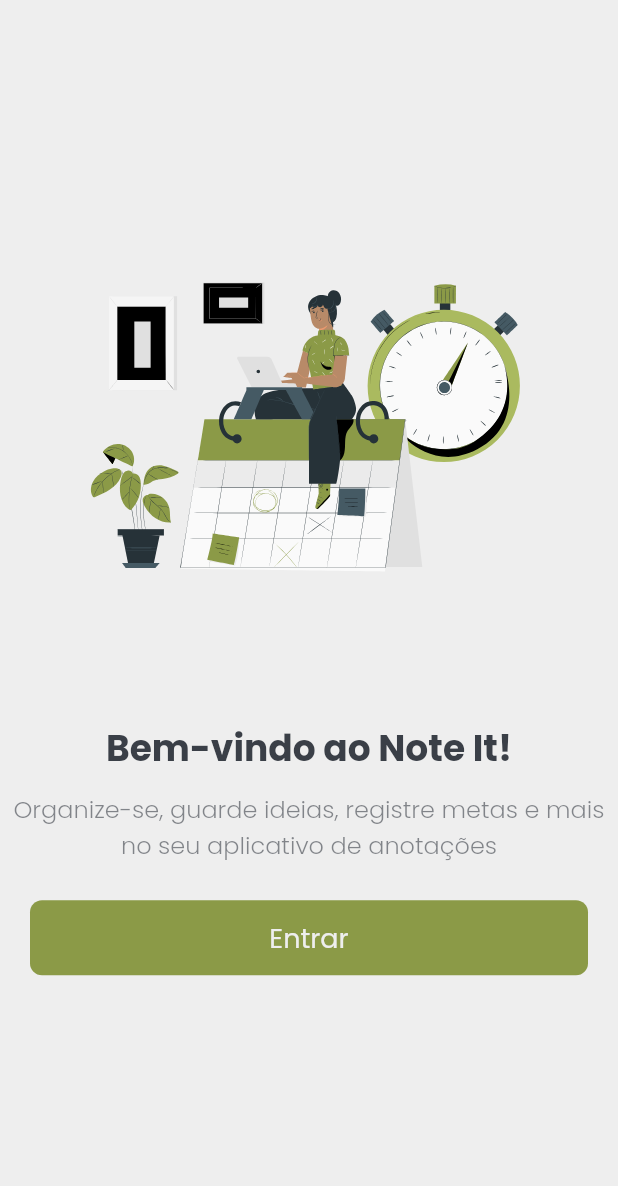
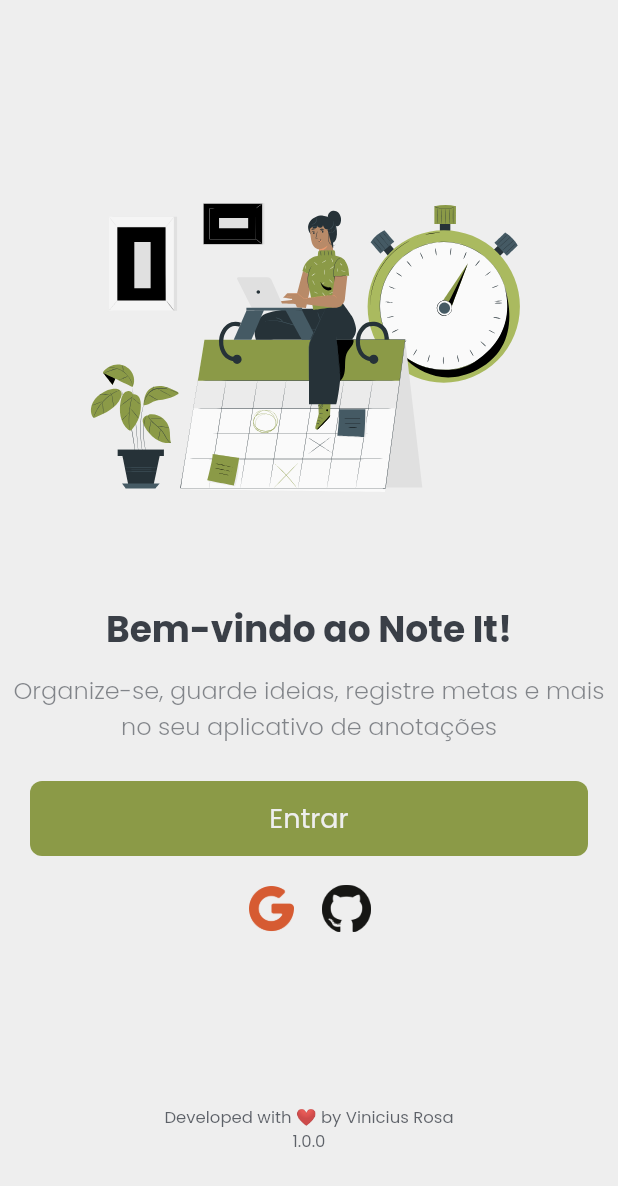
Before and after one commit to oviniciusrosa/note_it, a Flutter app: the screen it shows after launch, on a phone screen of 412 x 824 dp. Shown: the top 1186 px of the screen. Run offline on Flutter 3.47's test engine with Material 2 defaults, Android fonts, the phone set to English and light mode, and no system bars; our stand-ins replace dio, drift, google_fonts, lottie; accounts and stored records are empty; generated files the repository leaves out were written again.

Commit message:
refactor: improve ux

```diff
--- a/lib/common/viewmodel/create_note_viewmodel.dart
+++ b/lib/common/viewmodel/create_note_viewmodel.dart
@@ -29,7 +29,9 @@ class CreateNoteViewModel {
   void saveNote(Note note) async {
     var message = Message(context);
     var loading = LoadingDialog(context);
+
     loading.show();
+    await Future.delayed(const Duration(seconds: 2, milliseconds: 500));
 
     var entity = db.Note(
       id: note.id ?? _uuid.v4(),
--- a/lib/common/views/welcome_screen.dart
+++ b/lib/common/views/welcome_screen.dart
@@ -28,8 +28,13 @@ class WelcomeScreen extends StatelessWidget {
               const SizedBox(height: 10),
               _subtitle("Organize-se, guarde ideias, registre metas e mais no seu aplicativo de anotações"),
               const SizedBox(height: 15),
-              _accessButton(),
+              _defaultAccessButton(),
+              const SizedBox(height: 5),
+              _oAuthAccessButton(),
               const Spacer(flex: 2),
+              _appInfoText("Developed with ❤️ by Vinicius Rosa"),
+              _appInfoText("1.0.0"),
+              const Spacer(flex: 1),
             ],
           ),
         ),
@@ -61,7 +66,7 @@ class WelcomeScreen extends StatelessWidget {
     );
   }
 
-  Widget _accessButton() {
+  Widget _defaultAccessButton() {
     return Padding(
       padding: const EdgeInsets.symmetric(horizontal: 20, vertical: 10),
       child: InkWell(
@@ -83,4 +88,49 @@ class WelcomeScreen extends StatelessWidget {
       ),
     );
   }
+
+  Widget _oAuthAccessButton() {
+    return Row(
+      mainAxisAlignment: MainAxisAlignment.center,
+      children: [
+        _buttonSkeleton(
+          onPress: () {},
+          image: Image.asset(
+            'assets/google.png',
+            color: cErrorColor,
+          ),
+        ),
+        const SizedBox(width: 10),
+        _buttonSkeleton(
+          onPress: () {},
+          image: Image.asset('assets/github.png', width: 32.5),
+        ),
+      ],
+    );
+  }
+
+  Widget _buttonSkeleton({onPress, image}) {
+    return InkWell(
+      onTap: () => onPress(),
+      child: SizedBox(
+        height: 40,
+        width: 40,
+        child: Center(
+          child: image,
+        ),
+      ),
+    );
+  }
+
+  Widget _appInfoText(text) {
+    return Center(
+      child: Opacity(
+        opacity: 0.8,
+        child: Text(
+          text,
+          style: const TextStyle(fontSize: 11),
+        ),
+      ),
+    );
+  }
 }
--- a/pubspec.yaml
+++ b/pubspec.yaml
@@ -74,6 +74,9 @@ flutter:
   # To add assets to your application, add an assets section, like this:
   assets:
     - assets/lottie/welcome_animation.json
+    - assets/google.png
+    - assets/github.png
+    - assets/lottie/saving_note_animation.json
 
   # An image asset can refer to one or more resolution-specific "variants", see
   # https://flutter.dev/assets-and-images/#resolution-aware
```
Also changed, not shown: assets/lottie/saving_note_animation.json (added, +1 -0 lines), lib/common/utils/dialogs.dart (+20 -2 lines), assets/github.png (added), assets/google.png (added).
